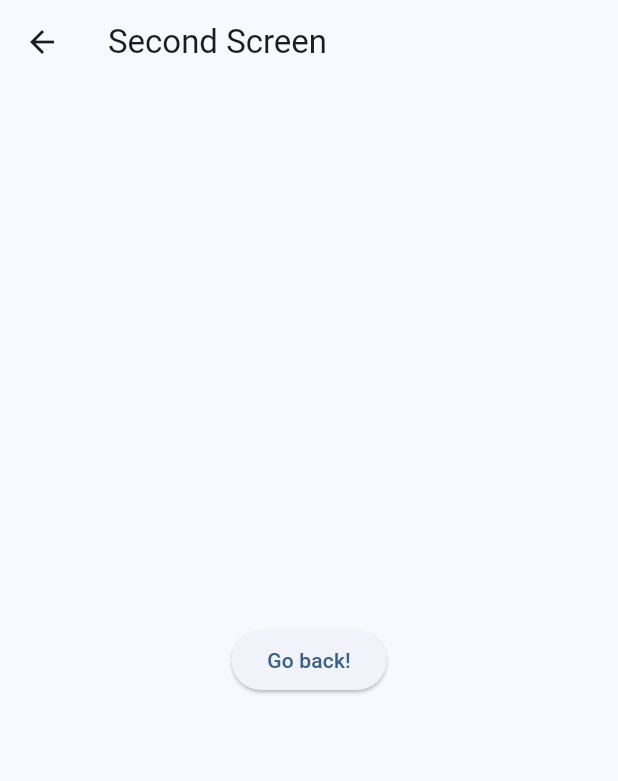
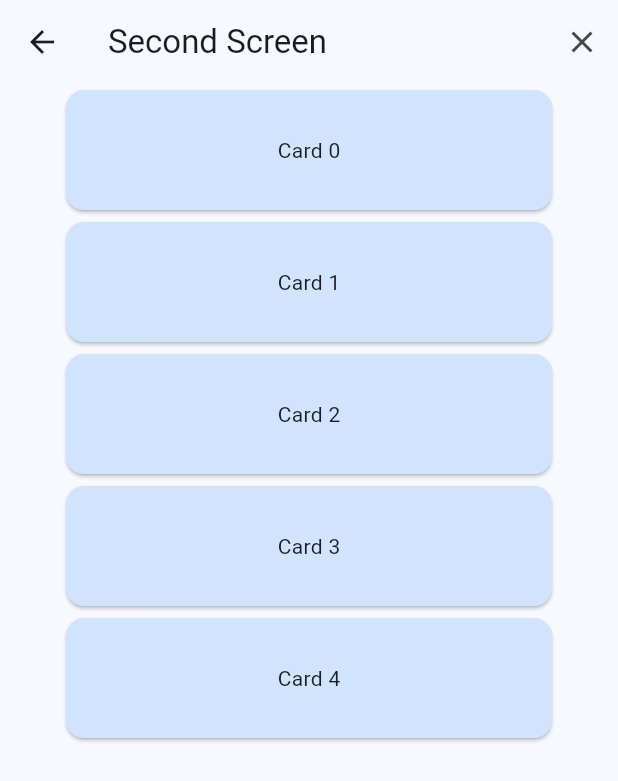
Before and after one commit to Dry-Leaf/kaimen, a Flutter app: the screen it shows after launch, on a phone screen of 412 x 824 dp. Shown: the top 781 px of the screen. Run offline on Flutter 3.47's test engine with Material 3 defaults, Android fonts, the phone set to English and light mode, and no system bars; missing offline and left inert: window_manager; network calls fail.

```diff
--- a/frontend/lib/_settings_page.dart
+++ b/frontend/lib/_settings_page.dart
@@ -1,4 +1,78 @@
+import 'dart:ui';
+import 'dart:io' show exit;
+
 import 'package:flutter/material.dart';
+
+class ReorderableExample extends StatefulWidget {
+  const ReorderableExample({super.key});
+
+  @override
+  State<ReorderableExample> createState() => _ReorderableExampleState();
+}
+
+class _ReorderableExampleState extends State<ReorderableExample> {
+  final List<int> _items = List<int>.generate(5, (int index) => index);
+
+  @override
+  Widget build(BuildContext context) {
+    final ColorScheme colorScheme = Theme.of(context).colorScheme;
+    final Color itemColor = colorScheme.primaryContainer;
+
+    final List<Card> cards = <Card>[
+      for (int index = 0; index < _items.length; index += 1)
+        Card(
+          key: Key('$index'),
+          color: itemColor,
+          child: SizedBox(
+            height: 80,
+            width: 200,
+            child: Center(child: Text('Card ${_items[index]}')),
+          ),
+        ),
+    ];
+
+    Widget proxyDecorator(
+      Widget child,
+      int index,
+      Animation<double> animation,
+    ) {
+      return AnimatedBuilder(
+        animation: animation,
+        builder: (BuildContext context, Widget? child) {
+          final double animValue = Curves.linear.transform(animation.value);
+          //final double elevation = lerpDouble(1, 6, animValue)!;
+          final double scale = lerpDouble(1, 1.02, animValue)!;
+          return Transform.scale(
+            scale: scale,
+            // Create a Card based on the color and the content of the dragged one
+            // and set its elevation to the animated value.
+            child: Card(
+              //elevation: elevation,
+              color: cards[index].color,
+              child: cards[index].child,
+            ),
+          );
+        },
+        child: child,
+      );
+    }
+
+    return ReorderableListView(
+      padding: const EdgeInsets.symmetric(horizontal: 40),
+      proxyDecorator: proxyDecorator,
+      onReorder: (int oldIndex, int newIndex) {
+        setState(() {
+          if (oldIndex < newIndex) {
+            newIndex -= 1;
+          }
+          final int item = _items.removeAt(oldIndex);
+          _items.insert(newIndex, item);
+        });
+      },
+      children: cards,
+    );
+  }
+}
 
 class SettingsPage extends StatelessWidget {
   const SettingsPage({super.key});
@@ -6,15 +80,18 @@ class SettingsPage extends StatelessWidget {
   @override
   Widget build(BuildContext context) {
     return Scaffold(
-      appBar: AppBar(title: const Text('Second Screen')),
-      body: Center(
-        child: ElevatedButton(
-          onPressed: () {
-            Navigator.pushNamed(context, '/');
-          },
-          child: const Text('Go back!'),
-        ),
+      appBar: AppBar(
+        title: const Text('Second Screen'),
+        actions: <Widget>[
+          IconButton(
+            icon: const Icon(Icons.close),
+            onPressed: () {
+              exit(0);
+            },
+          ),
+        ],
       ),
+      body: Center(child: ReorderableExample()),
     );
   }
 }
```
Also changed, not shown: 4 other files.
